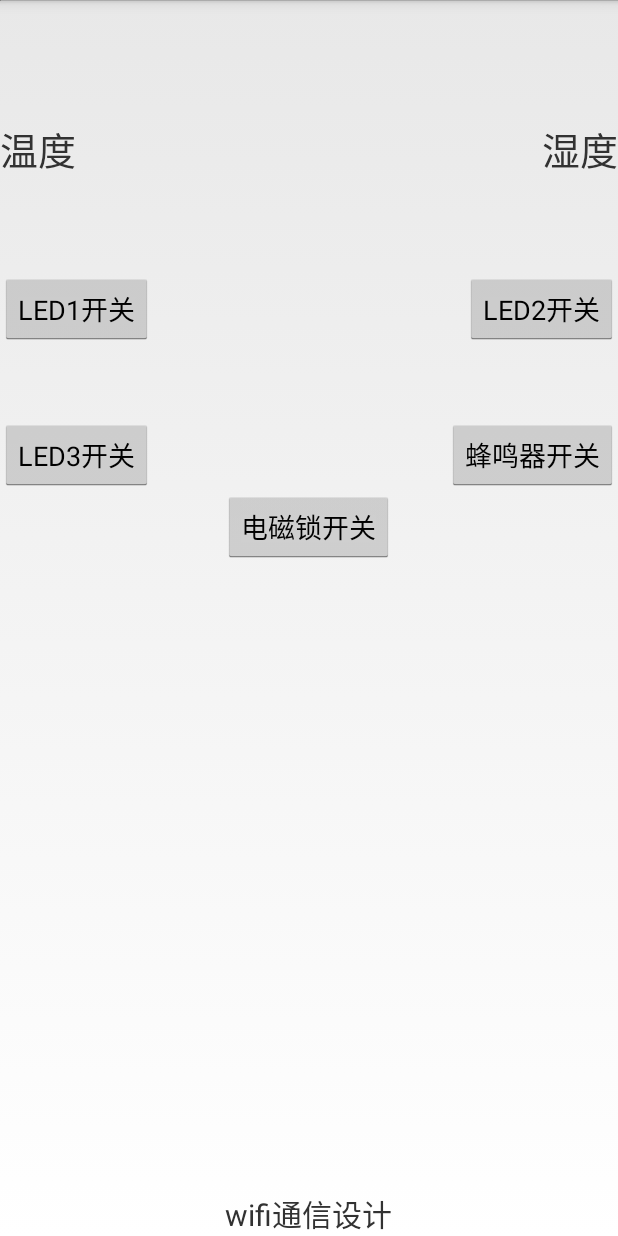
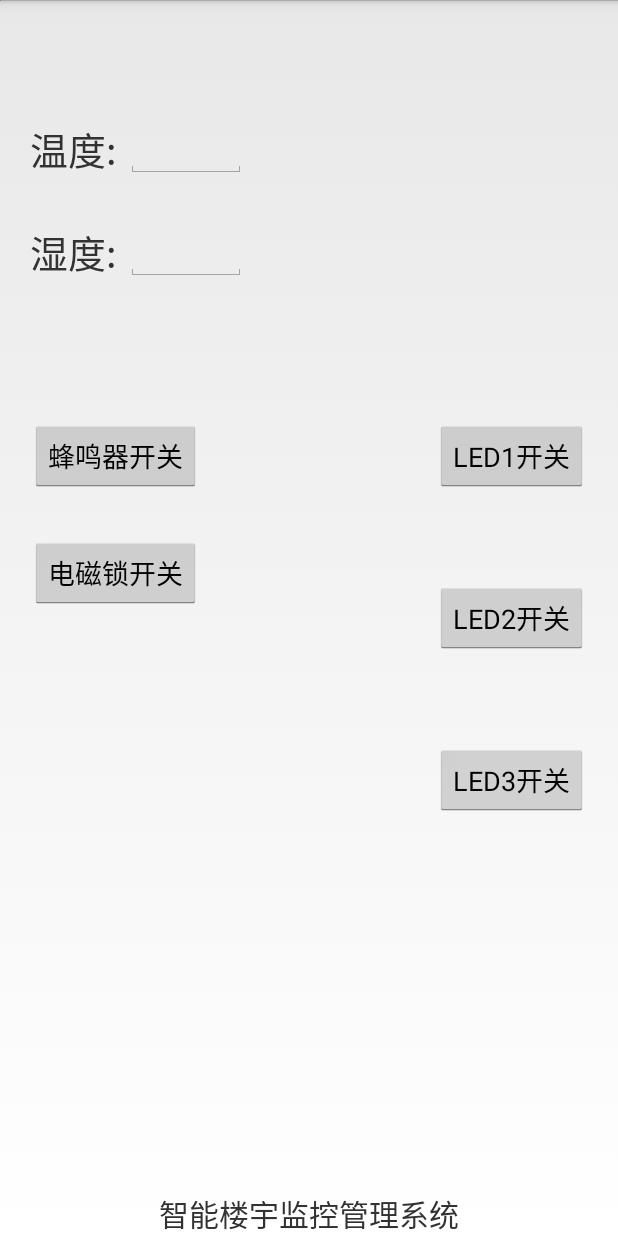
Before and after one commit to hupoxianxian/FinalFinalTry, an Android app: the MainActivity screen opened directly, with no data from a screen before it, on a phone screen of 412 x 824 dp. Run offline under Robolectric (Android 15) with nearby library versions, the phone set to English and light mode, and no system bars.

Commit message:
最后的

```diff
--- a/app/src/main/res/layout/activity_main.xml
+++ b/app/src/main/res/layout/activity_main.xml
@@ -17,7 +17,7 @@
         android:layout_height="wrap_content"
         android:layout_alignParentBottom="true"
         android:layout_centerHorizontal="true"
-        android:text="wifi通信设计"
+        android:text="智能楼宇监控管理系统"
         android:textSize="20sp"/>
 
     <TextView
@@ -27,61 +27,87 @@
         android:layout_alignParentLeft="true"
         android:layout_alignParentTop="true"
         android:layout_marginTop="80dp"
-        android:text="温度"
+        android:text="温度: "
+        android:layout_marginLeft="20dp"
         android:textSize="25sp"/>
+
+    <EditText
+        android:id="@+id/mainwendu"
+        android:layout_width="80dp"
+        android:layout_height="wrap_content"
+        android:textSize="18sp"
+        android:gravity="center"
+        android:layout_toRightOf="@id/mainwenduxianshi"
+        android:layout_alignBottom="@id/mainwenduxianshi"/>
 
     <TextView
         android:id="@+id/mainshiduxianshi"
         android:layout_width="wrap_content"
         android:layout_height="wrap_content"
-        android:layout_alignBaseline="@+id/mainwenduxianshi"
-        android:layout_alignBottom="@+id/mainwenduxianshi"
+        android:layout_below="@id/mainwenduxianshi"
+        android:layout_marginTop="30dp"
+        android:layout_alignParentLeft="true"
+        android:layout_marginLeft="20dp"
+        android:text="湿度: "
+        android:textSize="25sp"/>
+
+    <EditText
+        android:id="@+id/mainshidu"
+        android:layout_width="80dp"
+        android:layout_height="wrap_content"
+        android:textSize="18sp"
+        android:gravity="center"
+        android:layout_toRightOf="@id/mainshiduxianshi"
+        android:layout_alignBottom="@id/mainshiduxianshi"/>
+
+
+    <Button
+        android:id="@+id/mainled2kaiguan"
+        android:layout_width="wrap_content"
+        android:layout_height="wrap_content"
         android:layout_alignParentRight="true"
-        android:text="湿度"
-        android:textSize="25sp"/>
+        android:layout_centerVertical="true"
+        android:layout_marginRight="20dp"
+        android:text="LED2开关" />
 
     <Button
         android:id="@+id/mainled1kaiguan"
         android:layout_width="wrap_content"
         android:layout_height="wrap_content"
-        android:layout_alignParentLeft="true"
-        android:layout_below="@+id/mainwenduxianshi"
-        android:layout_marginTop="63dp"
+        android:layout_alignParentRight="true"
+        android:layout_above="@id/mainled2kaiguan"
+        android:layout_marginBottom="60dp"
+        android:layout_marginRight="20dp"
         android:text="LED1开关"/>
-
-    <Button
-        android:id="@+id/mainled2kaiguan"
-        android:layout_width="wrap_content"
-        android:layout_height="wrap_content"
-        android:layout_alignBaseline="@+id/mainled1kaiguan"
-        android:layout_alignBottom="@+id/mainled1kaiguan"
-        android:layout_alignParentRight="true"
-        android:text="LED2开关" />
 
     <Button
         android:id="@+id/mainled3kaiguan"
         android:layout_width="wrap_content"
         android:layout_height="wrap_content"
-        android:layout_alignParentLeft="true"
-        android:layout_below="@+id/mainled1kaiguan"
-        android:layout_marginTop="49dp"
+        android:layout_alignParentRight="true"
+        android:layout_below="@id/mainled2kaiguan"
+        android:layout_marginTop="60dp"
+        android:layout_marginRight="20dp"
         android:text="LED3开关" />
 
     <Button
         android:id="@+id/mainbeerkaiguan"
         android:layout_width="wrap_content"
         android:layout_height="wrap_content"
-        android:layout_alignBaseline="@+id/mainled3kaiguan"
-        android:layout_alignBottom="@+id/mainled3kaiguan"
-        android:layout_alignParentRight="true"
+        android:layout_alignParentLeft="true"
+        android:layout_alignParentTop="true"
+        android:layout_marginTop="280dp"
+        android:layout_marginLeft="20dp"
         android:text="蜂鸣器开关" />
 
     <Button
         android:id="@+id/maindiancisuokaiguan"
         android:layout_width="wrap_content"
         android:layout_height="wrap_content"
-        android:layout_below="@+id/mainbeerkaiguan"
-        android:layout_centerHorizontal="true"
+        android:layout_alignParentLeft="true"
+        android:layout_below="@id/mainbeerkaiguan"
+        android:layout_marginTop="30dp"
+        android:layout_marginLeft="20dp"
         android:text="电磁锁开关" />
 
 </RelativeLayout>
```
Also changed, not shown: app/src/main/java/com/example/chc_pc/finalfinaltry/Login.java (+27 -2 lines), app/src/main/java/com/example/chc_pc/finalfinaltry/MainActivity.java (+14 -2 lines).
